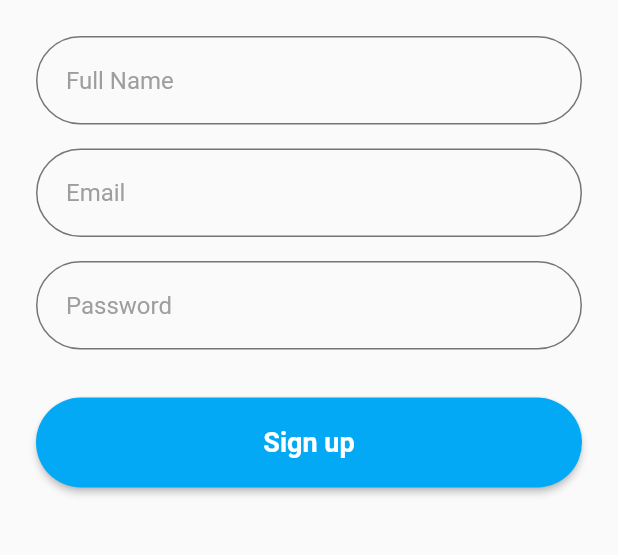
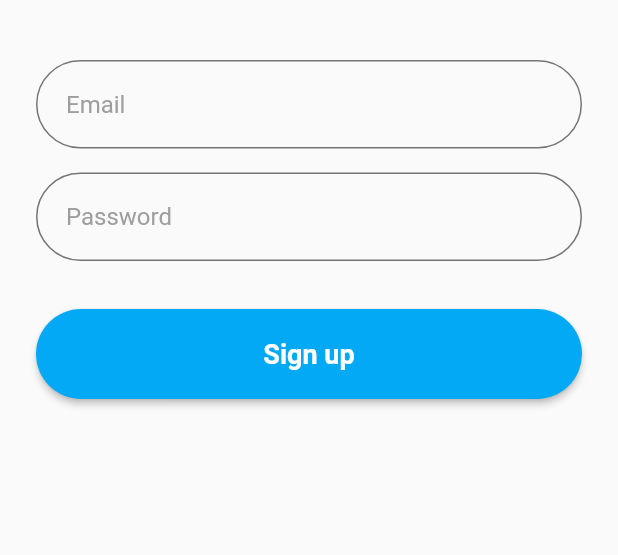
Before and after one commit to Hala-Kaisi/Fynder, a Flutter app: the InvestorEmailSignUp screen opened directly, on a phone screen of 412 x 824 dp, the part 213-768 px from its top. Run offline on Flutter 3.47's test engine with Material 2 defaults, Android fonts, the phone set to English and light mode, and no system bars; our stand-ins replace cloud_firestore, firebase_auth, firebase_core, firebase_storage, image_picker; accounts and stored records are empty.

Commit message:
name text field moved to enter details form

```diff
--- a/lib/screens/news_section.dart
+++ b/lib/screens/news_section.dart
@@ -35,10 +35,6 @@ class _NewsScreenState extends State<NewsScreen> {
       drawer: MenuDrawer(user: _currentUser),
       body: Column(
         children: [
-          Text(
-            'NAME: ${_currentUser.displayName}',
-            style: Theme.of(context).textTheme.bodyText1,
-          ),
           SizedBox(height: 16.0),
           Text(
             'EMAIL: ${_currentUser.email}',
--- a/lib/services/database.dart
+++ b/lib/services/database.dart
@@ -11,7 +11,7 @@ class DatabaseService {
       FirebaseFirestore.instance.collection('userlist');
 
   Future createUser(String name) async {
-    return await userCollection.doc(uid).set({'name': name});
+    return userCollection.doc(uid);
   }
 
   updateStartupData(
--- a/lib/services/fire_auth.dart
+++ b/lib/services/fire_auth.dart
@@ -4,7 +4,6 @@ import 'package:fynder/services/database.dart';
 class FireAuth {
   // For registering a new user
   static Future<User?> registerUsingEmailPassword({
-    required String name,
     required String email,
     required String password,
   }) async {
@@ -18,8 +17,7 @@ class FireAuth {
       );
 
       user = userCredential.user;
-      await user!.updateProfile(displayName: name);
-      await user.reload();
+      await user!.reload();
       user = auth.currentUser;
     } on FirebaseAuthException catch (e) {
       if (e.code == 'weak-password') {
@@ -32,7 +30,7 @@ class FireAuth {
     }
 
     // create a new document for the user with the uid
-    await DatabaseService(uid: user?.uid).createUser(name);
+    DatabaseService(uid: user?.uid).createUser;
     return user;
   }
 
--- a/lib/sign_up_screens/investor_email_sign_up.dart
+++ b/lib/sign_up_screens/investor_email_sign_up.dart
@@ -19,11 +19,9 @@ class _InvestorEmailSignUpState extends State<InvestorEmailSignUp> {
 
   final _registerFormKey = GlobalKey<FormState>();
 
-  final TextEditingController txtName = TextEditingController();
   final TextEditingController txtEmail = TextEditingController();
   final TextEditingController txtPassword = TextEditingController();
 
-  final _focusName = FocusNode();
   final _focusEmail = FocusNode();
   final _focusPassword = FocusNode();
 
@@ -35,7 +33,6 @@ class _InvestorEmailSignUpState extends State<InvestorEmailSignUp> {
   Widget build(BuildContext context) {
     return GestureDetector(
       onTap: () {
-        _focusName.unfocus();
         _focusEmail.unfocus();
         _focusPassword.unfocus();
       },
@@ -63,22 +60,6 @@ class _InvestorEmailSignUpState extends State<InvestorEmailSignUp> {
                     key: _registerFormKey,
                     child: Column(
                       children: <Widget>[
-                        TextFormField(
-                          controller: txtName,
-                          focusNode: _focusName,
-                          validator: (value) => Validator.validateName(
-                            name: value!,
-                          ),
-                          decoration: InputDecoration(
-                            hintText: "Full Name",
-                            errorBorder: UnderlineInputBorder(
-                              borderRadius: BorderRadius.circular(6.0),
-                              borderSide: BorderSide(
-                                color: Colors.red,
-                              ),
-                            ),
-                          ),
-                        ),
                         SizedBox(height: 16.0),
                         TextFormField(
                           controller: txtEmail,
@@ -130,7 +111,6 @@ class _InvestorEmailSignUpState extends State<InvestorEmailSignUp> {
                                       .validate()) {
                                     User? user = await FireAuth
                                         .registerUsingEmailPassword(
-                                      name: txtName.text,
                                       email: txtEmail.text,
                                       password: txtPassword.text,
                                     );
```
Also changed, not shown: lib/sign_up_screens/investor_sign_up.dart (+9 -1 lines), lib/sign_up_screens/startup_email_sign_up.dart (+1 -20 lines), lib/sign_up_screens/startup_sign_up.dart (+9 -1 lines).
